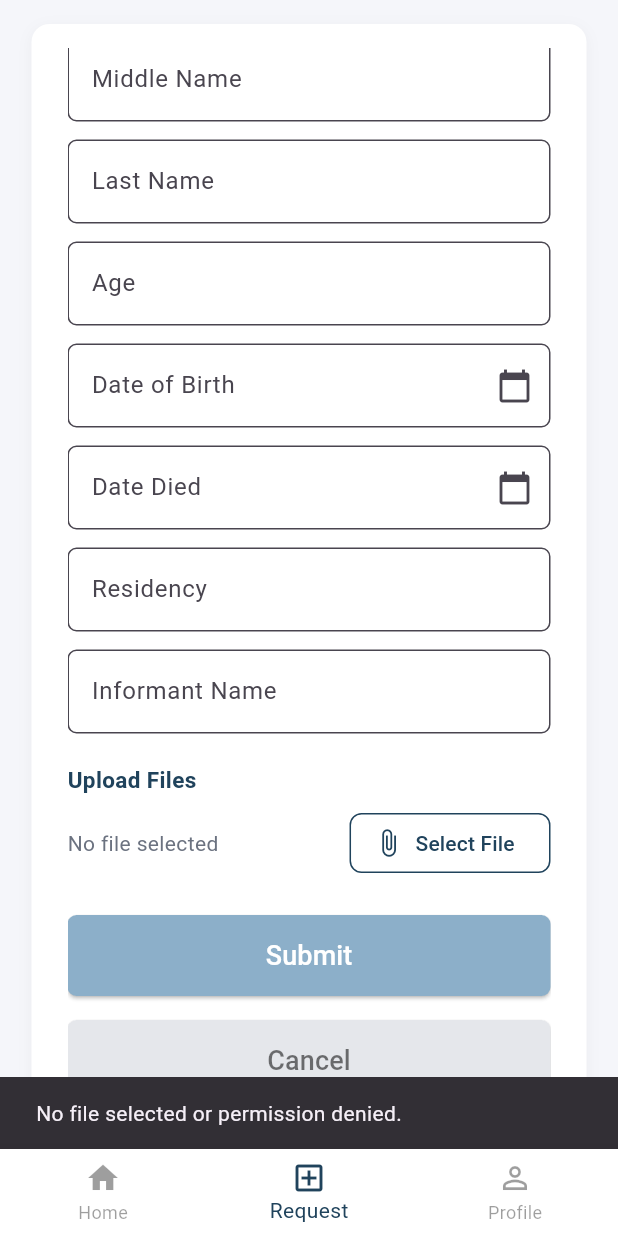
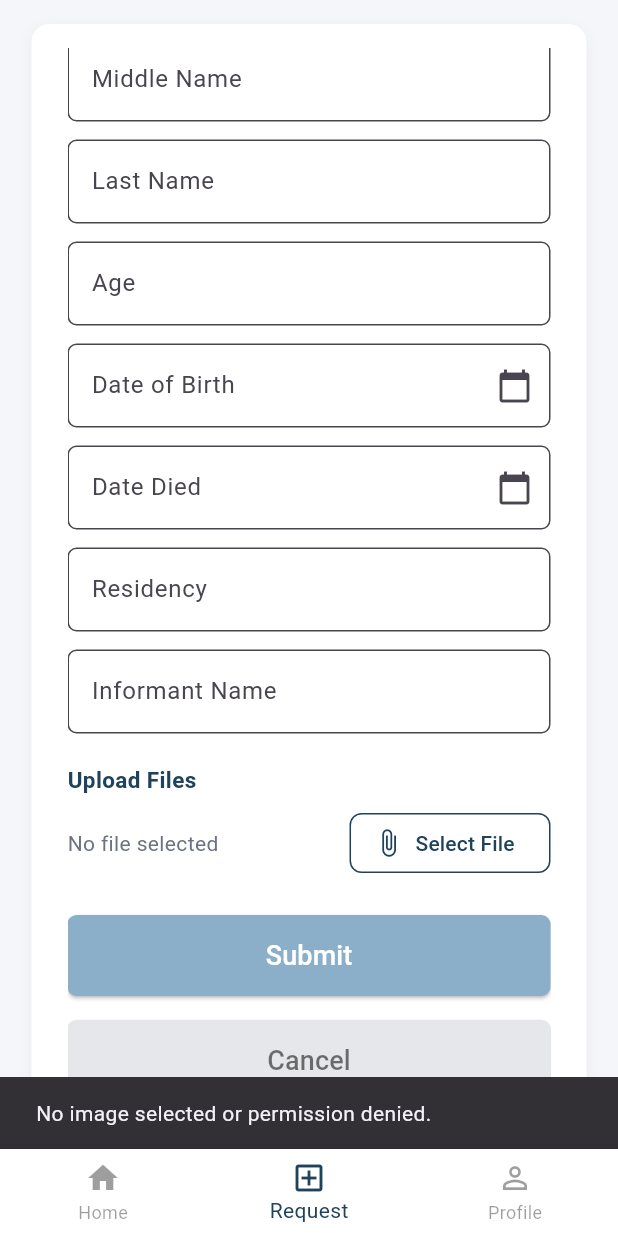
Before and after one commit to LourenzFrancisco/RestEaseMobile, a Flutter app: the RequestScreen screen opened directly, scrolled down 328 dp, after a tap on "Select File", on a phone screen of 412 x 824 dp. Run offline on Flutter 3.47's test engine with Material 3 defaults, Android fonts, the phone set to English and light mode, and no system bars; our stand-ins replace file_picker, permission_handler, shared_preferences, webview_flutter; accounts and stored records are empty; network calls fail.

Commit message:
ADDPERMISSION DEN

```diff
--- a/lib/main.dart
+++ b/lib/main.dart
@@ -795,7 +795,7 @@ class _MapHomeScreenState extends State<MapHomeScreen> {
     super.initState();
     _controller = WebViewController()
       ..setJavaScriptMode(JavaScriptMode.unrestricted)
-      ..loadRequest(Uri.parse('http://192.168.210.148/RestEase/ClientSide/MapOnly.html'));
+      ..loadRequest(Uri.parse('http://192.168.142.227/RestEase/ClientSide/MapOnly.html'));
   }
 
   @override
--- a/lib/requests.dart
+++ b/lib/requests.dart
@@ -4,7 +4,7 @@ import 'package:http/http.dart' as http;
 import 'navbar.dart';
 import 'dart:io';
 import 'package:file_picker/file_picker.dart';
-// import 'package:permission_handler/permission_handler.dart';
+import 'package:permission_handler/permission_handler.dart';
 // import 'package:permission_handler_platform_interface/permission_handler_platform_interface.dart';
 import 'package:shared_preferences/shared_preferences.dart';
 // import 'package:url_launcher/url_launcher.dart';
@@ -120,18 +120,98 @@ class _RequestScreenState extends State<RequestScreen> {
     );
   }
 
+  Future<bool> _requestStoragePermission() async {
+    // For Android 13+ use Permission.photos, for older use Permission.storage
+    if (await Permission.photos.isGranted || await Permission.storage.isGranted) {
+      debugPrint('Permission already granted.');
+      return true;
+    }
+    var status = await Permission.photos.request();
+    if (status.isGranted) {
+      debugPrint('Permission.photos granted after request.');
+      return true;
+    }
+    if (status.isPermanentlyDenied) {
+      debugPrint('Permission.photos permanently denied.');
+      await showDialog(
+        context: context,
+        builder: (ctx) => AlertDialog(
+          title: const Text('Permission Required'),
+          content: const Text('Storage permission is permanently denied. Please enable it in your phone\'s app settings.'),
+          actions: [
+            TextButton(
+              onPressed: () => Navigator.of(ctx).pop(),
+              child: const Text('Cancel'),
+            ),
+            TextButton(
+              onPressed: () {
+                openAppSettings();
+                Navigator.of(ctx).pop();
+              },
+              child: const Text('Open Settings'),
+            ),
+          ],
+        ),
+      );
+      return false;
+    }
+    status = await Permission.storage.request();
+    if (status.isGranted) {
+      debugPrint('Permission.storage granted after request.');
+      return true;
+    }
+    if (status.isPermanentlyDenied) {
+      debugPrint('Permission.storage permanently denied.');
+      await showDialog(
+        context: context,
+        builder: (ctx) => AlertDialog(
+          title: const Text('Permission Required'),
+          content: const Text('Storage permission is permanently denied. Please enable it in your phone\'s app settings.'),
+          actions: [
+            TextButton(
+              onPressed: () => Navigator.of(ctx).pop(),
+              child: const Text('Cancel'),
+            ),
+            TextButton(
+              onPressed: () {
+                openAppSettings();
+                Navigator.of(ctx).pop();
+              },
+              child: const Text('Open Settings'),
+            ),
+          ],
+        ),
+      );
+      return false;
+    }
+    debugPrint('Permission not granted.');
+    return false;
+  }
+
   Future<void> _pickDeathCertificate() async {
+    // Request storage permission first
+    final granted = await _requestStoragePermission();
+    if (!granted) {
+      debugPrint('Permission not granted, not opening file picker.');
+      ScaffoldMessenger.of(context).showSnackBar(
+        const SnackBar(content: Text('Storage permission is required to select an image.')),
+      );
+      return;
+    }
+    debugPrint('Opening file picker...');
     FilePickerResult? result = await FilePicker.platform.pickFiles(
       type: FileType.custom,
-      allowedExtensions: ['pdf', 'jpg', 'jpeg', 'png'],
+      allowedExtensions: ['jpg', 'jpeg', 'png'],
     );
     if (result != null && result.files.single.path != null) {
       setState(() {
         _deathCertificateFile = File(result.files.single.path!);
       });
+      debugPrint('File selected: \\${result.files.single.path}');
     } else {
+      debugPrint('No image selected or permission denied in picker.');
       ScaffoldMessenger.of(context).showSnackBar(
-        const SnackBar(content: Text('No file selected or permission denied.')),
+        const SnackBar(content: Text('No image selected or permission denied.')),
       );
     }
   }
@@ -147,7 +227,9 @@ class _RequestScreenState extends State<RequestScreen> {
       setState(() => _loading = false);
       return;
     }
-    final url = Uri.parse('http://192.168.210.148/RestEase/ClientSide/clientrequest.php');
+
+    final url = Uri.parse('http://192.168.142.227/RestEase/ClientSide/clientrequest.php');
+
 
     var request = http.MultipartRequest('POST', url);
     request.fields['type'] = _requestType ?? '';
```
Also changed, not shown: lib/api_service.dart (+10 -4 lines), lib/forgotpass.dart (+11 -4 lines), lib/pending.dart (+7 -2 lines), pubspec.lock, 1 other file.
